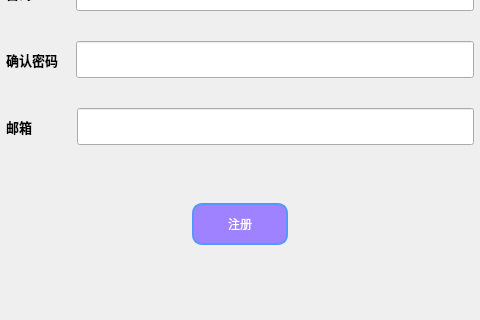
Before: the Qt Designer form InstantMessage/RegisterDialog.ui in TivalM/Instant-Messaging, drawn with Qt 5; both pictures show x 105 to 585 and y 228 to 548 of the 690 by 548 pixel window.
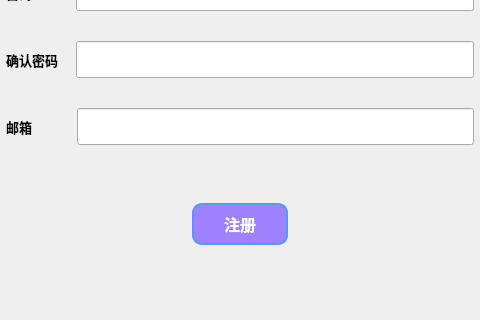
After: the same form once the commit is applied.

The edit to the form file:
```diff
--- a/InstantMessage/RegisterDialog.ui
+++ b/InstantMessage/RegisterDialog.ui
@@ -277,13 +277,28 @@
          <verstretch>0</verstretch>
         </sizepolicy>
        </property>
+       <property name="font">
+        <font>
+         <family>微软雅黑</family>
+         <pointsize>12</pointsize>
+         <weight>75</weight>
+         <bold>true</bold>
+        </font>
+       </property>
        <property name="styleSheet">
-        <string notr="true">border:2px solid ;
+        <string notr="true">QPushButton
+{border:2px solid ;
 border-color: rgb(83, 152, 255);
-border-radius:10px; 
 color: rgb(255, 255, 255);
+border-radius:10px; 
 background-color:rgb(159, 130, 255)
-</string>
+}
+QPushButton:pressed
+{border:none;
+color: rgb(255, 255, 255);
+border-radius:10px; 
+background-color:rgb(223, 184, 255)
+}</string>
        </property>
        <property name="text">
         <string>注册</string>
```
